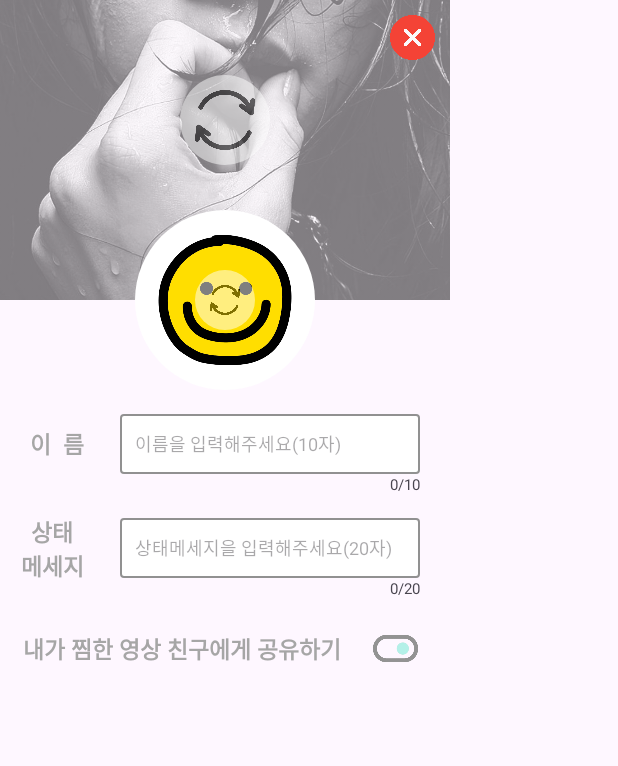
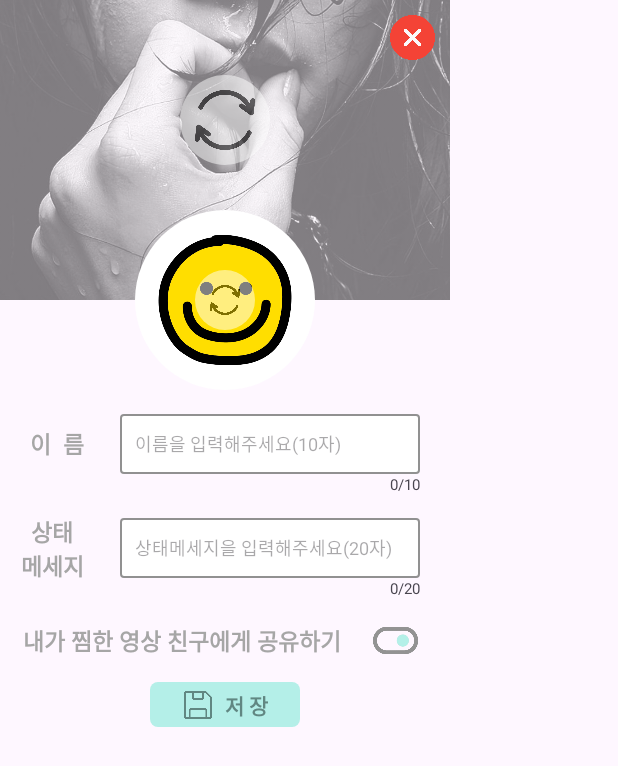
Before and after one commit to Team1MediaApp/MediaApp, an Android app: the fragment Mypage_dialog_modify_Fragment shown on its own in the app's theme, on a phone screen of 412 x 824 dp. Shown: the top 766 px of the screen. Run offline under Robolectric (Android 15) with nearby library versions, the phone set to English and light mode, and no system bars.

Commit message:
[ui] : 마이페이지 수정 다이얼로그 xml 완성

```diff
--- /dev/null
+++ b/app/src/main/res/drawable/kit_mypagemodify_save_button.xml
@@ -0,0 +1,5 @@
+<?xml version="1.0" encoding="utf-8"?>
+<shape xmlns:android="http://schemas.android.com/apk/res/android">
+    <solid android:color="#B4EFE8"/> <!-- 배경색 설정 -->
+    <corners android:radius="5dp"/> <!-- 모서리를 약간 둥글게 만들기 위한 설정. 원하지 않으면 이 줄은 삭제 -->
+</shape>
--- a/app/src/main/res/layout/mypage_dialog_modify_fragment.xml
+++ b/app/src/main/res/layout/mypage_dialog_modify_fragment.xml
@@ -150,34 +150,64 @@
         <!--        내가 찜한 영상 친구에게 공유하기 on/off기능은 보이기만 하되 미구현기능 왜냐면 친구를 만들수 없어-->
 
         <androidx.appcompat.widget.AppCompatTextView
-            android:id="@+id/appCompatTextView"
+            android:id="@+id/mypagediamodify_txt_share"
             android:layout_width="wrap_content"
             android:layout_height="wrap_content"
             android:layout_marginStart="15dp"
-            android:layout_marginTop="35dp"
+            android:layout_marginTop="30dp"
             android:text="내가 찜한 영상 친구에게 공유하기"
+            android:textColor="#A6A6A6"
             android:textSize="15sp"
             android:textStyle="bold"
-            android:textColor="#A6A6A6"
             app:layout_constraintStart_toStartOf="parent"
             app:layout_constraintTop_toBottomOf="@+id/mypagediamodify_edit_status" />
 
         <androidx.appcompat.widget.AppCompatImageView
+            android:id="@+id/mypagediamodify_btn_share"
             android:layout_width="30dp"
             android:layout_height="30dp"
             android:src="@drawable/mypage_button_on"
-            app:layout_constraintBottom_toBottomOf="@+id/appCompatTextView"
+            app:layout_constraintBottom_toBottomOf="@+id/mypagediamodify_txt_share"
             app:layout_constraintEnd_toEndOf="parent"
-            app:layout_constraintStart_toEndOf="@+id/appCompatTextView"
-            app:layout_constraintTop_toTopOf="@+id/appCompatTextView" />
+            app:layout_constraintStart_toEndOf="@+id/mypagediamodify_txt_share"
+            app:layout_constraintTop_toTopOf="@+id/mypagediamodify_txt_share" />
 
         <androidx.constraintlayout.widget.ConstraintLayout
+            android:id="@+id/mypagediamodify_btn_save"
             android:layout_width="100dp"
             android:layout_height="30dp"
+            android:background="@drawable/kit_mypagemodify_save_button"
             app:layout_constraintBottom_toBottomOf="parent"
             app:layout_constraintEnd_toEndOf="parent"
             app:layout_constraintStart_toStartOf="parent"
-            app:layout_constraintTop_toBottomOf="@+id/appCompatTextView">
+            app:layout_constraintTop_toBottomOf="@+id/mypagediamodify_txt_share">
+
+            <androidx.appcompat.widget.AppCompatImageView
+                android:id="@+id/appCompatImageView"
+                android:layout_width="20dp"
+                android:layout_height="20dp"
+                android:src="@drawable/mypagemodify_save"
+                android:tint="#618782"
+                app:layout_constraintBottom_toBottomOf="parent"
+                app:layout_constraintEnd_toStartOf="@+id/appCompatTextView2"
+                app:layout_constraintHorizontal_bias="0.5"
+                app:layout_constraintHorizontal_chainStyle="packed"
+                app:layout_constraintStart_toStartOf="parent"
+                app:layout_constraintTop_toTopOf="parent" />
+
+            <androidx.appcompat.widget.AppCompatTextView
+                android:id="@+id/appCompatTextView2"
+                android:layout_width="wrap_content"
+                android:layout_height="wrap_content"
+                android:layout_marginStart="8dp"
+                android:text="저 장"
+                android:textStyle="bold"
+                android:textColor="#618782"
+                app:layout_constraintBottom_toBottomOf="parent"
+                app:layout_constraintEnd_toEndOf="parent"
+                app:layout_constraintHorizontal_bias="0.5"
+                app:layout_constraintStart_toEndOf="@+id/appCompatImageView"
+                app:layout_constraintTop_toTopOf="parent" />
 
 
         </androidx.constraintlayout.widget.ConstraintLayout>
--- a/app/src/main/res/layout/mypage_fragment.xml
+++ b/app/src/main/res/layout/mypage_fragment.xml
@@ -95,7 +95,8 @@
             app:layout_constraintStart_toStartOf="parent"
             app:layout_constraintTop_toBottomOf="@+id/mypage_view_hlinetop" />
 
-
+<!--▽아래의 기능은 api에 따라 실현 불가능 할 수도 있다. 일단 찜한 채널을 볼 수 있는 다이얼로그는 따로 만들어 두지 않았다.-->
+<!--        왜냐면 실현가능한지 몰라서.....-->
         <androidx.appcompat.widget.AppCompatTextView
             android:id="@+id/mypage_txt_notification_text"
             android:layout_width="wrap_content"
```
